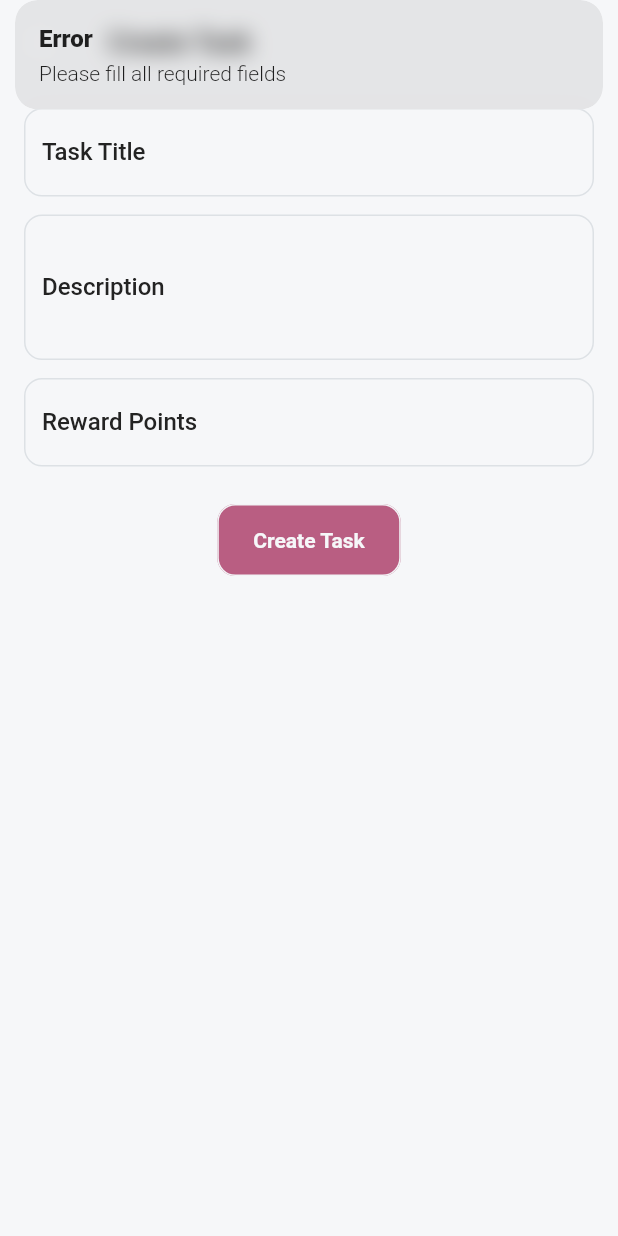
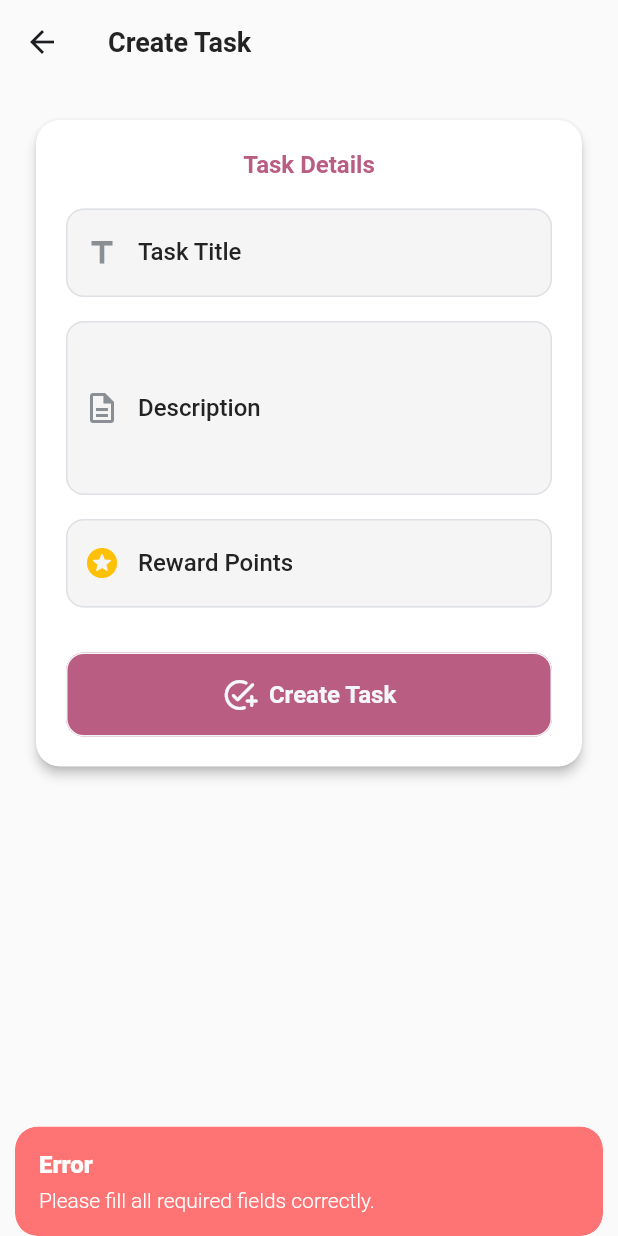
Before and after one commit to FardeenKhaan/GrainAndGain-Hackathon-, a Flutter app: the CreateTaskView screen opened directly, after a tap on "Create Task", on a phone screen of 412 x 824 dp. Run offline on Flutter 3.47's test engine with Material 3 defaults, Android fonts, the phone set to English and light mode, and no system bars; our stand-ins replace file_picker, get, iconsax, shimmer, supabase_flutter; accounts and stored records are empty; Roboto replaces fonts that are missing (Poppins).

Commit message:
restaurant create an task

```diff
--- a/lib/screens/tasks/restaurant/create_task.dart
+++ b/lib/screens/tasks/restaurant/create_task.dart
@@ -18,35 +18,76 @@ class CreateTaskView extends StatelessWidget {
   @override
   Widget build(BuildContext context) {
     final theme = Theme.of(context);
+    final isDark = Theme.of(context).brightness == Brightness.dark;
 
     return Scaffold(
-      appBar: AppBar(
-        iconTheme: IconThemeData(color: FkColors.white),
-        title: const Text("Create Task"),
-      ),
-      // appBar: FkAppBar(showBackButton: true, title: Text('Create Task')),
-      body: Padding(
-        padding: const EdgeInsets.all(16),
+      backgroundColor: isDark ? Colors.grey[900] : Colors.grey[50],
+      appBar: FkAppBar(title: const Text("Create Task")),
+
+      body: SingleChildScrollView(
+        padding: const EdgeInsets.all(20),
+        child: Card(
+          elevation: 3,
+          shape: RoundedRectangleBorder(borderRadius: BorderRadius.circular(16)),
+          child: Padding(
+            padding: const EdgeInsets.all(20),
             child: Column(
               children: [
+                Text(
+                  "Task Details",
+                  style: theme.textTheme.titleLarge?.copyWith(fontWeight: FontWeight.bold, color: FkColors.primary),
+                ),
+                const SizedBox(height: 20),
+
+                // 📝 Task Title
                 TextField(
                   controller: _titleController,
-              decoration: const InputDecoration(labelText: "Task Title"),
+                  decoration: InputDecoration(
+                    labelText: "Task Title",
+                    hintText: "Enter task title (e.g., develop a feature)",
+                    prefixIcon: const Icon(Icons.title_outlined),
+                    filled: true,
+                    fillColor: isDark ? Colors.grey[850] : Colors.grey[100],
+                    border: OutlineInputBorder(borderRadius: BorderRadius.circular(12)),
                   ),
-            const SizedBox(height: 12),
+                ),
+                const SizedBox(height: 16),
+
+                // 📄 Description
                 TextField(
                   controller: _descriptionController,
-              decoration: const InputDecoration(labelText: "Description"),
-              maxLines: 3,
+                  maxLines: 4,
+                  decoration: InputDecoration(
+                    labelText: "Description",
+                    hintText: "Describe what needs to be done...",
+                    prefixIcon: const Icon(Icons.description_outlined),
+                    filled: true,
+                    fillColor: isDark ? Colors.grey[850] : Colors.grey[100],
+                    border: OutlineInputBorder(borderRadius: BorderRadius.circular(12)),
                   ),
-            const SizedBox(height: 12),
+                ),
+                const SizedBox(height: 16),
+
+                // 💰 Reward Points
                 TextField(
                   controller: _rewardPointsController,
                   keyboardType: TextInputType.number,
-              decoration: const InputDecoration(labelText: "Reward Points"),
+                  decoration: InputDecoration(
+                    labelText: "Reward Points",
+                    hintText: "Enter points (e.g., 100)",
+                    prefixIcon: const Icon(Icons.stars_rounded, color: Colors.amber),
+                    filled: true,
+                    fillColor: isDark ? Colors.grey[850] : Colors.grey[100],
+                    border: OutlineInputBorder(borderRadius: BorderRadius.circular(12)),
                   ),
-            const SizedBox(height: 25),
-            ElevatedButton(
+                ),
+                const SizedBox(height: 30),
+
+                // 🎯 Submit Button
+                SizedBox(
+                  width: double.infinity,
+                  child: ElevatedButton.icon(
+                    icon: const Icon(Icons.add_task_rounded),
                     onPressed: () async {
                       final title = _titleController.text.trim();
                       final description = _descriptionController.text.trim();
@@ -54,21 +95,42 @@ class CreateTaskView extends StatelessWidget {
                       final restaurantId = authController.currentUser.value!.id;
 
                       if (title.isEmpty || points <= 0) {
-                  Get.snackbar("Error", "Please fill all required fields");
+                        Get.snackbar(
+                          "Error",
+                          "Please fill all required fields correctly.",
+                          snackPosition: SnackPosition.BOTTOM,
+                          backgroundColor: Colors.redAccent.withOpacity(0.8),
+                          colorText: Colors.white,
+                        );
                         return;
                       }
 
                       await taskController.createTask(restaurantId, title, description, points);
 
-                Get.back(); // go back after creating
+                      Get.back();
+                      Get.snackbar(
+                        "Success",
+                        "Task created successfully!",
+                        snackPosition: SnackPosition.BOTTOM,
+                        backgroundColor: Colors.green.withOpacity(0.8),
+                        colorText: Colors.white,
+                      );
                     },
                     style: ElevatedButton.styleFrom(
-                padding: const EdgeInsets.symmetric(vertical: 16, horizontal: 24),
-                textStyle: theme.textTheme.bodyLarge?.copyWith(fontWeight: FontWeight.bold),
+                      backgroundColor: FkColors.primary,
+                      padding: const EdgeInsets.symmetric(vertical: 16),
+                      shape: RoundedRectangleBorder(borderRadius: BorderRadius.circular(12)),
+                      textStyle: theme.textTheme.titleMedium?.copyWith(
+                        fontWeight: FontWeight.bold,
+                        color: Colors.white,
                       ),
-              child: const Text("Create Task"),
+                    ),
+                    label: const Text("Create Task"),
+                  ),
                 ),
               ],
+            ),
+          ),
         ),
       ),
     );
```
Lines whose indentation alone changed are shown as unchanged.
